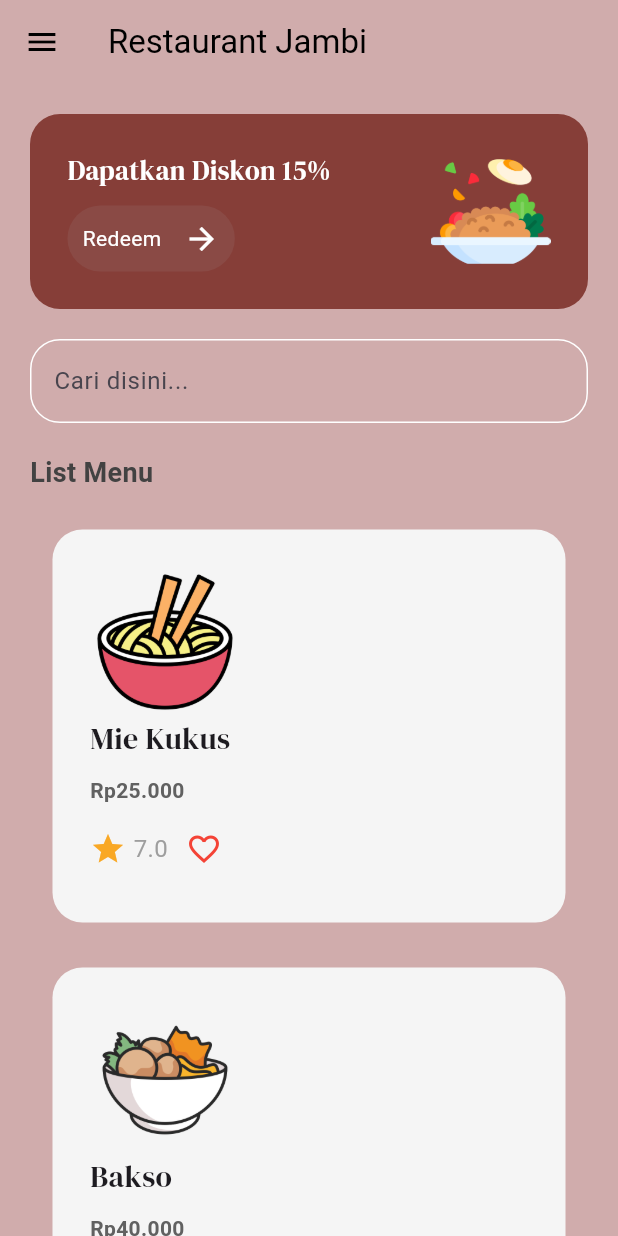
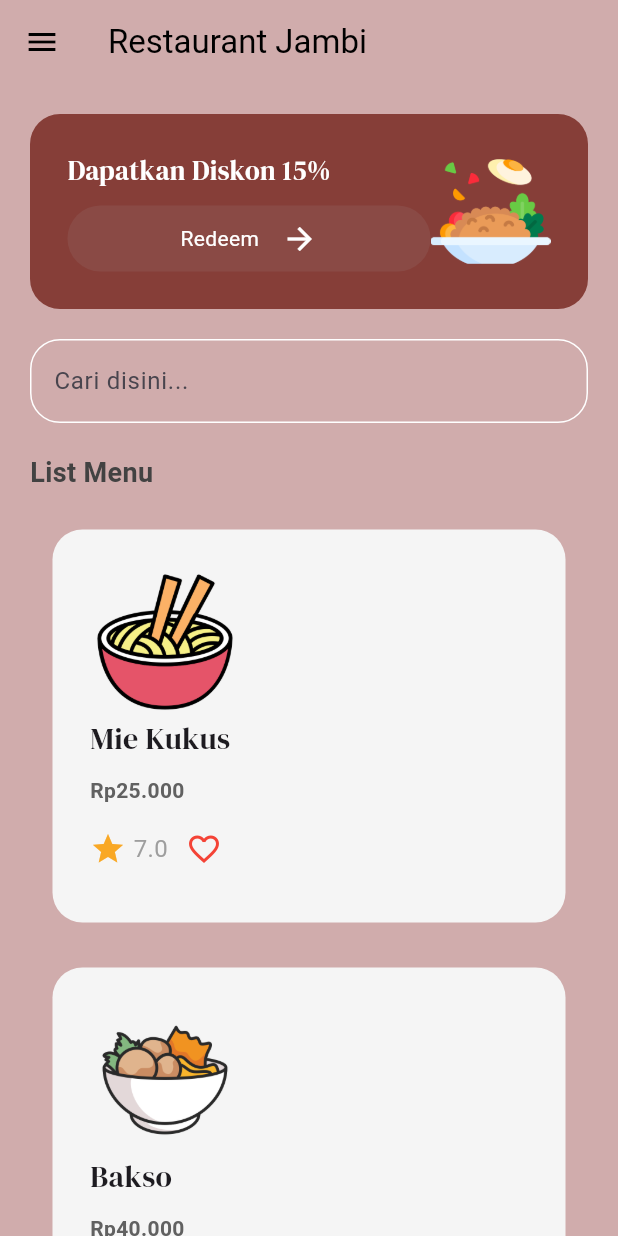
Before and after one commit to Budisyahputra/myapp, a Flutter app: the MenuPage screen opened by its route, on a phone screen of 412 x 824 dp. Run offline on Flutter 3.47's test engine with Material 3 defaults, Android fonts, the phone set to English and light mode, and no system bars; our stand-ins replace google_fonts.

Commit message:
Overflow lagi Overflow lagi

```diff
--- a/lib/pages/menu_pages.dart
+++ b/lib/pages/menu_pages.dart
@@ -104,8 +104,9 @@ class _MenuPageState extends State<MenuPage> {
           final isWideScreen = constraints.maxWidth > 600;
 
           final filteredMenu = menuMakanan
-              .where((makanan) =>
-                  makanan.nama.toLowerCase().contains(searchQuery.toLowerCase()))
+              .where((makanan) => makanan.nama
+                  .toLowerCase()
+                  .contains(searchQuery.toLowerCase()))
               .toList();
 
           return SingleChildScrollView(
@@ -121,9 +122,9 @@ class _MenuPageState extends State<MenuPage> {
                     ),
                     padding: const EdgeInsets.all(25),
                     child: Row(
-                      mainAxisAlignment: MainAxisAlignment.spaceBetween,
                       children: [
-                        Column(
+                        Expanded(
+                          child: Column(
                             crossAxisAlignment: CrossAxisAlignment.start,
                             children: [
                               Text(
@@ -140,6 +141,8 @@ class _MenuPageState extends State<MenuPage> {
                               )
                             ],
                           ),
+                        ),
+                        if (constraints.maxWidth > 350)
                           Image.asset(
                             'images/fried-rice.png',
                             height: 80,
@@ -179,7 +182,8 @@ class _MenuPageState extends State<MenuPage> {
                       ? GridView.builder(
                           shrinkWrap: true,
                           physics: const NeverScrollableScrollPhysics(),
-                          gridDelegate: SliverGridDelegateWithFixedCrossAxisCount(
+                          gridDelegate:
+                              SliverGridDelegateWithFixedCrossAxisCount(
                             crossAxisCount: constraints.maxWidth > 700 ? 3 : 2,
                             crossAxisSpacing: 10,
                             mainAxisSpacing: 10,
```
Lines whose indentation alone changed are shown as unchanged.
